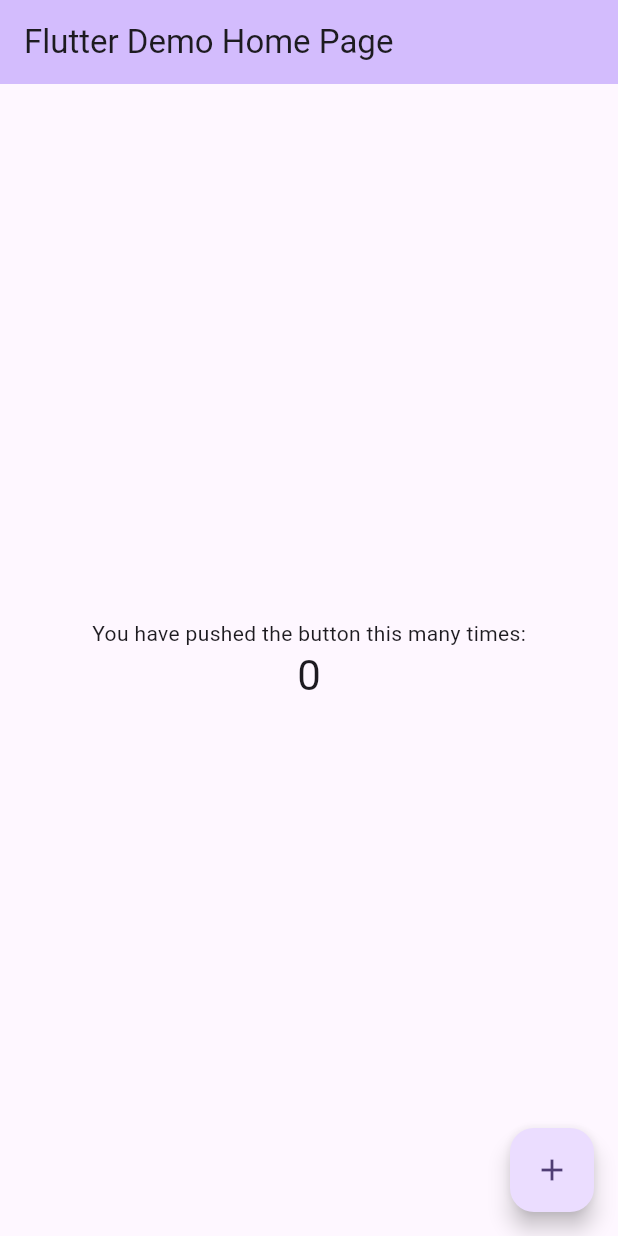
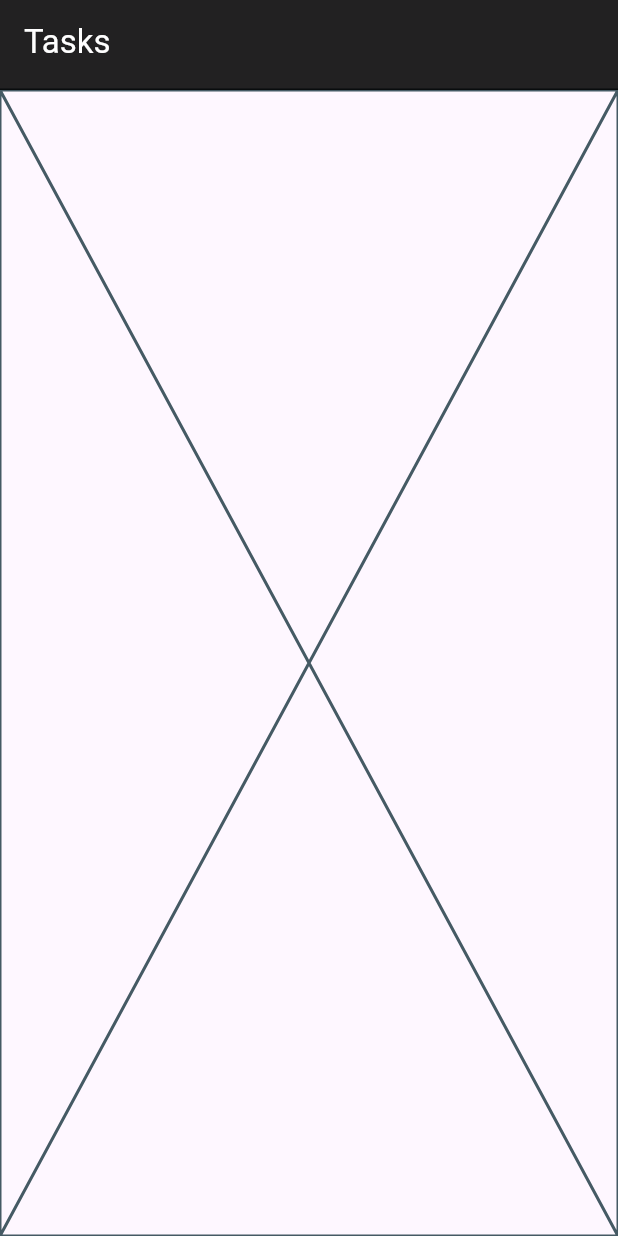
Before and after one commit to MichaelCBarilla/flutter_task_manager, a Flutter app: the screen it shows after launch, on a phone screen of 412 x 824 dp. Run offline on Flutter 3.47's test engine with Material 3 defaults, Android fonts, the phone set to English and light mode, and no system bars; our stand-ins replace flutter_riverpod, go_router, riverpod_annotation; generated files the repository leaves out were written again.

Commit message:
create initial app screen - seperate main from main app widget - add generic error handlers in main - add go router provider and initialize in MaterialApp - add placeholder task list screen

```diff
--- a/lib/main.dart
+++ b/lib/main.dart
@@ -1,122 +1,38 @@
+import 'package:flutter/foundation.dart';
 import 'package:flutter/material.dart';
+import 'package:flutter_riverpod/flutter_riverpod.dart';
+import 'package:flutter_task_manager/src/app.dart';
+import 'package:flutter_task_manager/src/localization/string_hardcoded.dart';
+// ignore:depend_on_referenced_packages
 
-void main() {
-  runApp(const MyApp());
+void main() async {
+  WidgetsFlutterBinding.ensureInitialized();
+  // * Register error handlers. For more info, see:
+  // * https://docs.flutter.dev/testing/errors
+  registerErrorHandlers();
+  // * Entry point of the app
+  runApp(const ProviderScope(child: MyApp()));
 }
 
-class MyApp extends StatelessWidget {
-  const MyApp({super.key});
-
-  // This widget is the root of your application.
-  @override
-  Widget build(BuildContext context) {
-    return MaterialApp(
-      title: 'Flutter Demo',
-      theme: ThemeData(
-        // This is the theme of your application.
-        //
-        // TRY THIS: Try running your application with "flutter run". You'll see
-        // the application has a purple toolbar. Then, without quitting the app,
-        // try changing the seedColor in the colorScheme below to Colors.green
-        // and then invoke "hot reload" (save your changes or press the "hot
-        // reload" button in a Flutter-supported IDE, or press "r" if you used
-        // the command line to start the app).
-        //
-        // Notice that the counter didn't reset back to zero; the application
-        // state is not lost during the reload. To reset the state, use hot
-        // restart instead.
-        //
-        // This works for code too, not just values: Most code changes can be
-        // tested with just a hot reload.
-        colorScheme: ColorScheme.fromSeed(seedColor: Colors.deepPurple),
-      ),
-      home: const MyHomePage(title: 'Flutter Demo Home Page'),
-    );
-  }
-}
-
-class MyHomePage extends StatefulWidget {
-  const MyHomePage({super.key, required this.title});
-
-  // This widget is the home page of your application. It is stateful, meaning
-  // that it has a State object (defined below) that contains fields that affect
-  // how it looks.
-
-  // This class is the configuration for the state. It holds the values (in this
-  // case the title) provided by the parent (in this case the App widget) and
-  // used by the build method of the State. Fields in a Widget subclass are
-  // always marked "final".
-
-  final String title;
-
-  @override
-  State<MyHomePage> createState() => _MyHomePageState();
-}
-
-class _MyHomePageState extends State<MyHomePage> {
-  int _counter = 0;
-
-  void _incrementCounter() {
-    setState(() {
-      // This call to setState tells the Flutter framework that something has
-      // changed in this State, which causes it to rerun the build method below
-      // so that the display can reflect the updated values. If we changed
-      // _counter without calling setState(), then the build method would not be
-      // called again, and so nothing would appear to happen.
-      _counter++;
-    });
-  }
-
-  @override
-  Widget build(BuildContext context) {
-    // This method is rerun every time setState is called, for instance as done
-    // by the _incrementCounter method above.
-    //
-    // The Flutter framework has been optimized to make rerunning build methods
-    // fast, so that you can just rebuild anything that needs updating rather
-    // than having to individually change instances of widgets.
+void registerErrorHandlers() {
+  // * Show some error UI if any uncaught exception happens
+  FlutterError.onError = (FlutterErrorDetails details) {
+    FlutterError.presentError(details);
+    debugPrint(details.toString());
+  };
+  // * Handle errors from the underlying platform/OS
+  PlatformDispatcher.instance.onError = (Object error, StackTrace stack) {
+    debugPrint(error.toString());
+    return true;
+  };
+  // * Show some error UI when any widget in the app fails to build
+  ErrorWidget.builder = (FlutterErrorDetails details) {
     return Scaffold(
       appBar: AppBar(
-        // TRY THIS: Try changing the color here to a specific color (to
-        // Colors.amber, perhaps?) and trigger a hot reload to see the AppBar
-        // change color while the other colors stay the same.
-        backgroundColor: Theme.of(context).colorScheme.inversePrimary,
-        // Here we take the value from the MyHomePage object that was created by
-        // the App.build method, and use it to set our appbar title.
-        title: Text(widget.title),
+        backgroundColor: Colors.red,
+        title: Text('An error occurred'.hardcoded),
       ),
-      body: Center(
-        // Center is a layout widget. It takes a single child and positions it
-        // in the middle of the parent.
-        child: Column(
-          // Column is also a layout widget. It takes a list of children and
-          // arranges them vertically. By default, it sizes itself to fit its
-          // children horizontally, and tries to be as tall as its parent.
-          //
-          // Column has various properties to control how it sizes itself and
-          // how it positions its children. Here we use mainAxisAlignment to
-          // center the children vertically; the main axis here is the vertical
-          // axis because Columns are vertical (the cross axis would be
-          // horizontal).
-          //
-          // TRY THIS: Invoke "debug painting" (choose the "Toggle Debug Paint"
-          // action in the IDE, or press "p" in the console), to see the
-          // wireframe for each widget.
-          mainAxisAlignment: MainAxisAlignment.center,
-          children: <Widget>[
-            const Text('You have pushed the button this many times:'),
-            Text(
-              '$_counter',
-              style: Theme.of(context).textTheme.headlineMedium,
-            ),
-          ],
-        ),
-      ),
-      floatingActionButton: FloatingActionButton(
-        onPressed: _incrementCounter,
-        tooltip: 'Increment',
-        child: const Icon(Icons.add),
-      ), // This trailing comma makes auto-formatting nicer for build methods.
+      body: Center(child: Text(details.toString())),
     );
-  }
+  };
 }
--- /dev/null
+++ b/lib/src/app.dart
@@ -0,0 +1,34 @@
+import 'package:flutter/material.dart';
+import 'package:flutter_riverpod/flutter_riverpod.dart';
+import 'package:flutter_task_manager/src/localization/string_hardcoded.dart';
+import 'package:flutter_task_manager/src/routing/app_router.dart';
+
+class MyApp extends ConsumerWidget {
+  const MyApp({super.key});
+
+  @override
+  Widget build(BuildContext context, WidgetRef ref) {
+    final goRouter = ref.watch(goRouterProvider);
+    return MaterialApp.router(
+      routerConfig: goRouter,
+      debugShowCheckedModeBanner: false,
+      restorationScopeId: 'app',
+      onGenerateTitle: (BuildContext context) => 'My Shop'.hardcoded,
+      theme: ThemeData(
+        useMaterial3: true,
+        primarySwatch: Colors.grey,
+        appBarTheme: const AppBarTheme(
+          backgroundColor: Colors.black87,
+          foregroundColor: Colors.white,
+          elevation: 0,
+        ),
+        elevatedButtonTheme: ElevatedButtonThemeData(
+          style: ElevatedButton.styleFrom(
+            backgroundColor: Colors.black, // background (button) color
+            foregroundColor: Colors.white, // foreground (text) color
+          ),
+        ),
+      ),
+    );
+  }
+}
--- /dev/null
+++ b/lib/src/features/tasks/presentation/home_app_bar.dart
@@ -0,0 +1,15 @@
+import 'package:flutter/material.dart';
+import 'package:flutter_riverpod/flutter_riverpod.dart';
+import 'package:flutter_task_manager/src/localization/string_hardcoded.dart';
+
+class HomeAppBar extends ConsumerWidget implements PreferredSizeWidget {
+  const HomeAppBar({super.key});
+
+  @override
+  Widget build(BuildContext context, WidgetRef ref) {
+    return AppBar(title: Text('Tasks'.hardcoded), actions: []);
+  }
+
+  @override
+  Size get preferredSize => const Size.fromHeight(60.0);
+}
--- /dev/null
+++ b/lib/src/features/tasks/presentation/tasks_list_screen.dart
@@ -0,0 +1,11 @@
+import 'package:flutter/material.dart';
+import 'package:flutter_task_manager/src/features/tasks/presentation/home_app_bar.dart';
+
+class TasksListScreen extends StatelessWidget {
+  const TasksListScreen({super.key});
+
+  @override
+  Widget build(BuildContext context) {
+    return Scaffold(appBar: const HomeAppBar(), body: const Placeholder());
+  }
+}
--- /dev/null
+++ b/lib/src/routing/app_router.dart
@@ -0,0 +1,26 @@
+import 'package:flutter_riverpod/flutter_riverpod.dart';
+import 'package:flutter_task_manager/src/features/tasks/presentation/tasks_list_screen.dart';
+import 'package:flutter_task_manager/src/routing/not_found_screen.dart';
+import 'package:go_router/go_router.dart';
+import 'package:riverpod_annotation/riverpod_annotation.dart';
+
+part 'app_router.g.dart';
+
+enum AppRoute { home }
+
+@riverpod
+GoRouter goRouter(Ref ref) {
+  return GoRouter(
+    initialLocation: '/',
+    debugLogDiagnostics: false,
+    routes: [
+      GoRoute(
+        path: '/',
+        name: AppRoute.home.name,
+        builder: (context, state) => const TasksListScreen(),
+        routes: [],
+      ),
+    ],
+    errorBuilder: (context, state) => const NotFoundScreen(),
+  );
+}
```
